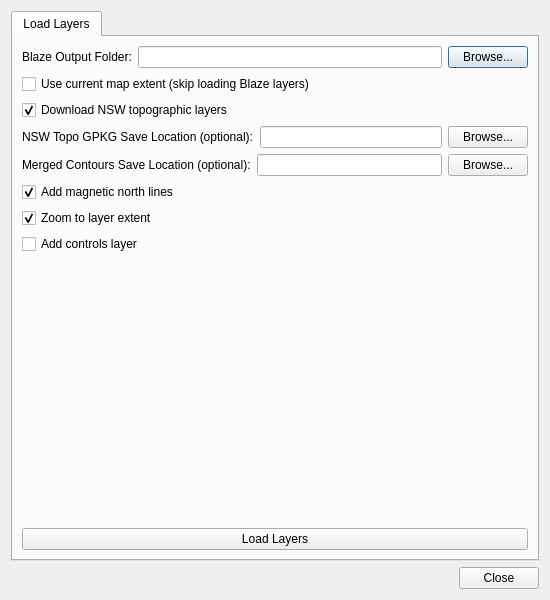
Above: qgis_plugin/blaze_loader/blaze_loader_dialog_base.ui from Trailblaze-Software/Blaze before the change. Below: the same form after it.
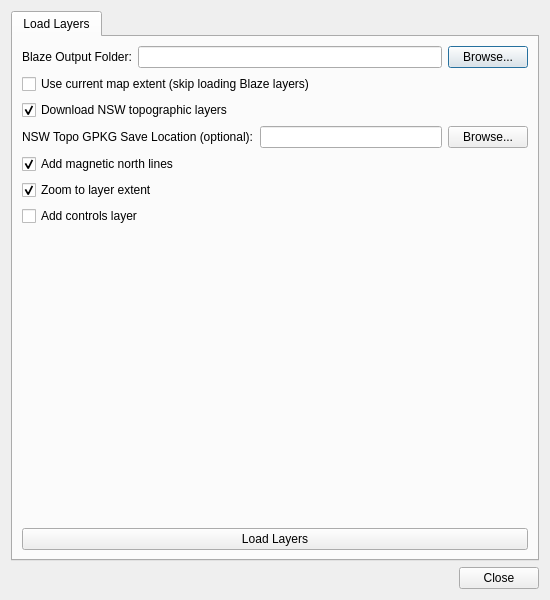
That is the form after the change.

Commit message: Minor qgis plugin fixes

```diff
--- a/qgis_plugin/blaze_loader/blaze_loader_dialog_base.ui
+++ b/qgis_plugin/blaze_loader/blaze_loader_dialog_base.ui
@@ -86,27 +86,6 @@
          </item>
         </layout>
        </item>
-    <item>
-     <layout class="QHBoxLayout" name="contoursLayout">
-      <item>
-       <widget class="QLabel" name="contoursLabel">
-        <property name="text">
-         <string>Merged Contours Save Location (optional):</string>
-        </property>
-       </widget>
-      </item>
-      <item>
-       <widget class="QLineEdit" name="contoursLineEdit"/>
-      </item>
-      <item>
-       <widget class="QPushButton" name="contoursBrowseButton">
-        <property name="text">
-         <string>Browse...</string>
-        </property>
-       </widget>
-      </item>
-     </layout>
-    </item>
     <item>
      <widget class="QCheckBox" name="addMagNorthCheckBox">
       <property name="text">
```
The commit also changes 2 other files.
